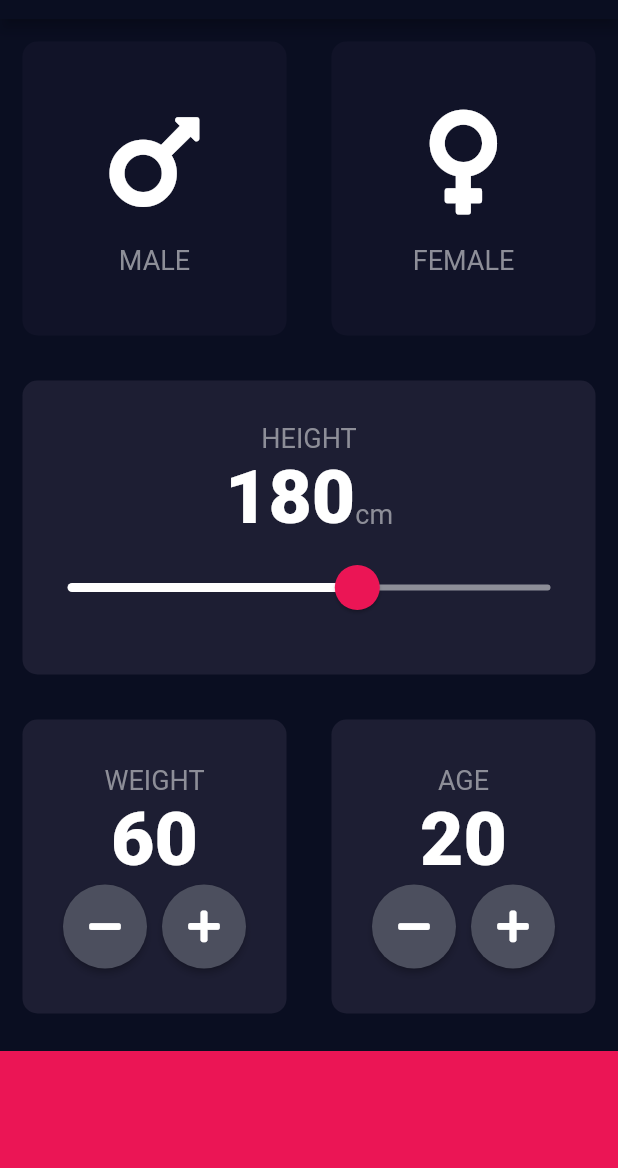
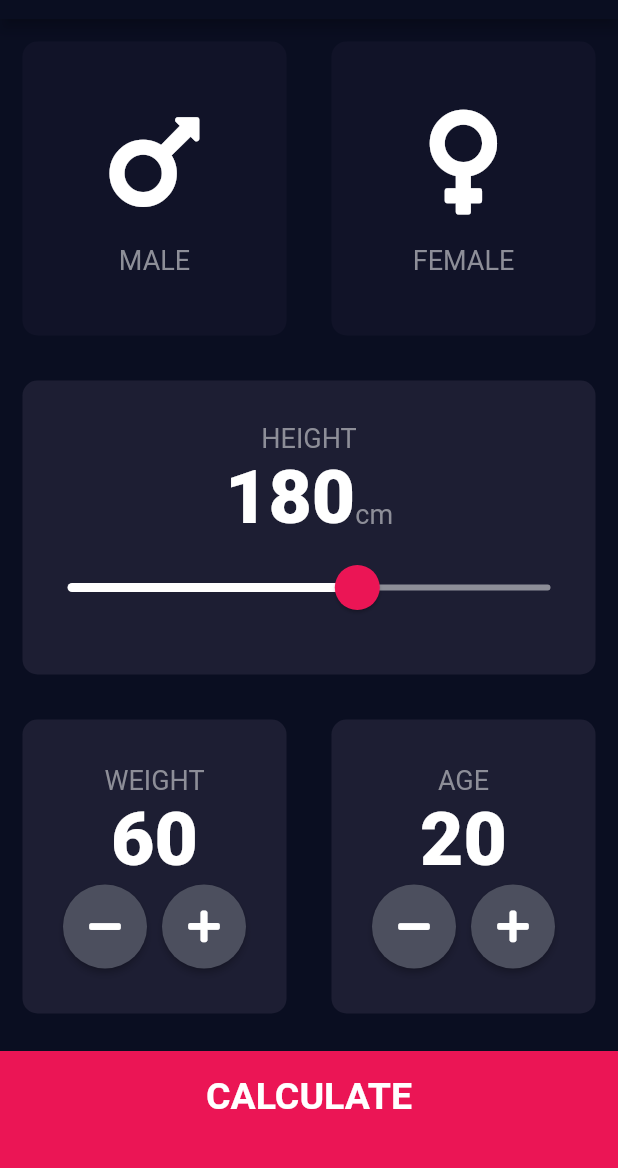
Before and after one commit to ErikMaier/GitHub-BMI-calculator-flutter-app, a Flutter app: the screen it shows after launch, on a phone screen of 412 x 824 dp, the part 65-1233 px from its top. Run offline on Flutter 3.47's test engine with Material 2 defaults, Android fonts, the phone set to English and light mode, and no system bars; our stand-ins replace font_awesome_flutter.

```diff
--- /dev/null
+++ b/lib/components/bottom_button.dart
@@ -0,0 +1,29 @@
+import 'package:flutter/material.dart';
+import 'package:bmi_calculator/constants.dart';
+
+class BottomButton extends StatelessWidget {
+  BottomButton({@required this.onTap, @required this.buttonTitle});
+
+  final Function onTap;
+  final String buttonTitle;
+
+  @override
+  Widget build(BuildContext context) {
+    return GestureDetector(
+      onTap: onTap,
+      child: Container(
+        child: Center(
+          child: Text(
+            buttonTitle,
+            style: kLargeButtonTextStyle,
+          ),
+        ),
+        color: kBottomContainerColour,
+        margin: EdgeInsets.only(top: 10.0),
+        padding: EdgeInsets.only(bottom: 20.0),
+        width: double.infinity,
+        height: kBottomContainerHeight,
+      ),
+    );
+  }
+}
--- a/lib/icon_content.dart
+++ b/lib/components/icon_content.dart
@@ -1,5 +1,5 @@
 import 'package:flutter/material.dart';
-import 'constants.dart';
+import 'package:bmi_calculator/constants.dart';
 
 class IconContent extends StatelessWidget {
   IconContent({@required this.icon, @required this.label});
--- /dev/null
+++ b/lib/components/round_icon_button.dart
@@ -0,0 +1,22 @@
+import 'package:flutter/material.dart';
+
+class RoundIconButton extends StatelessWidget {
+  RoundIconButton({@required this.icon, @required this.onPressed});
+
+  final IconData icon;
+  final Function onPressed;
+
+  @override
+  Widget build(BuildContext context) {
+    return RawMaterialButton(
+      child: Icon(icon),
+      onPressed: onPressed,
+      constraints: BoxConstraints.tightFor(
+        width: 56.0,
+        height: 56.0,
+      ),
+      shape: CircleBorder(),
+      fillColor: Color(0xFF4C4F5E),
+    );
+  }
+}
--- a/lib/main.dart
+++ b/lib/main.dart
@@ -1,5 +1,5 @@
 import 'package:flutter/material.dart';
-import 'input_page.dart';
+import 'package:bmi_calculator/screens/input_page.dart';
 
 void main() => runApp(BMICalculator());
 
--- a/lib/input_page.dart
+++ b/lib/screens/input_page.dart
@@ -1,8 +1,12 @@
 import 'package:flutter/material.dart';
 import 'package:font_awesome_flutter/font_awesome_flutter.dart';
-import 'icon_content.dart';
-import 'reusable_card.dart';
-import 'constants.dart';
+import 'package:bmi_calculator/components/icon_content.dart';
+import 'package:bmi_calculator/screens/results_page.dart';
+import 'package:bmi_calculator/constants.dart';
+import 'package:bmi_calculator/components/reusable_card.dart';
+import 'package:bmi_calculator/components/bottom_button.dart';
+import 'package:bmi_calculator/components/round_icon_button.dart';
+import 'package:bmi_calculator/calculator_brain.dart';
 
 enum Gender {
   male,
@@ -203,35 +207,25 @@ class _InputPageState extends State<InputPage> {
               ),
             ],
           )),
-          Container(
-            color: kBottomContainerColour,
-            margin: EdgeInsets.only(top: 10.0),
-            width: double.infinity,
-            height: kBottomContainerHeight,
+          BottomButton(
+            buttonTitle: 'CALCULATE',
+            onTap: () {
+              CalculatorBrain calc =
+                  CalculatorBrain(height: height, weight: weight);
+              Navigator.push(
+                context,
+                MaterialPageRoute(
+                  builder: (context) => ResultsPage(
+                    bmiResult: calc.calculateBMI(),
+                    resultText: calc.getResult(),
+                    interpretation: calc.getInterpretation(),
+                  ),
+                ),
+              );
+            },
           ),
         ],
       ),
     );
   }
 }
-
-class RoundIconButton extends StatelessWidget {
-  RoundIconButton({@required this.icon, @required this.onPressed});
-
-  final IconData icon;
-  final Function onPressed;
-
-  @override
-  Widget build(BuildContext context) {
-    return RawMaterialButton(
-      child: Icon(icon),
-      onPressed: onPressed,
-      constraints: BoxConstraints.tightFor(
-        width: 56.0,
-        height: 56.0,
-      ),
-      shape: CircleBorder(),
-      fillColor: Color(0xFF4C4F5E),
-    );
-  }
-}
```
Also changed, not shown: lib/calculator_brain.dart (added, +35 -0 lines), lib/constants.dart (+25 -0 lines), lib/screens/results_page.dart (added, +70 -0 lines), lib/components/reusable_card.dart (renamed from lib/reusable_card.dart).
